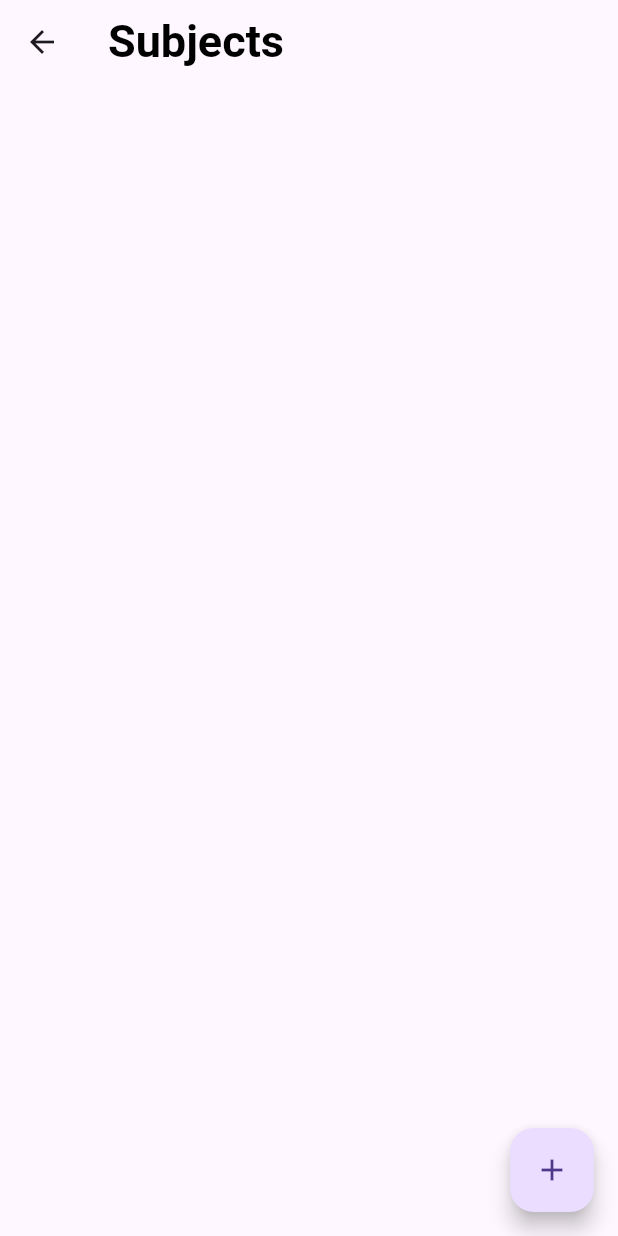
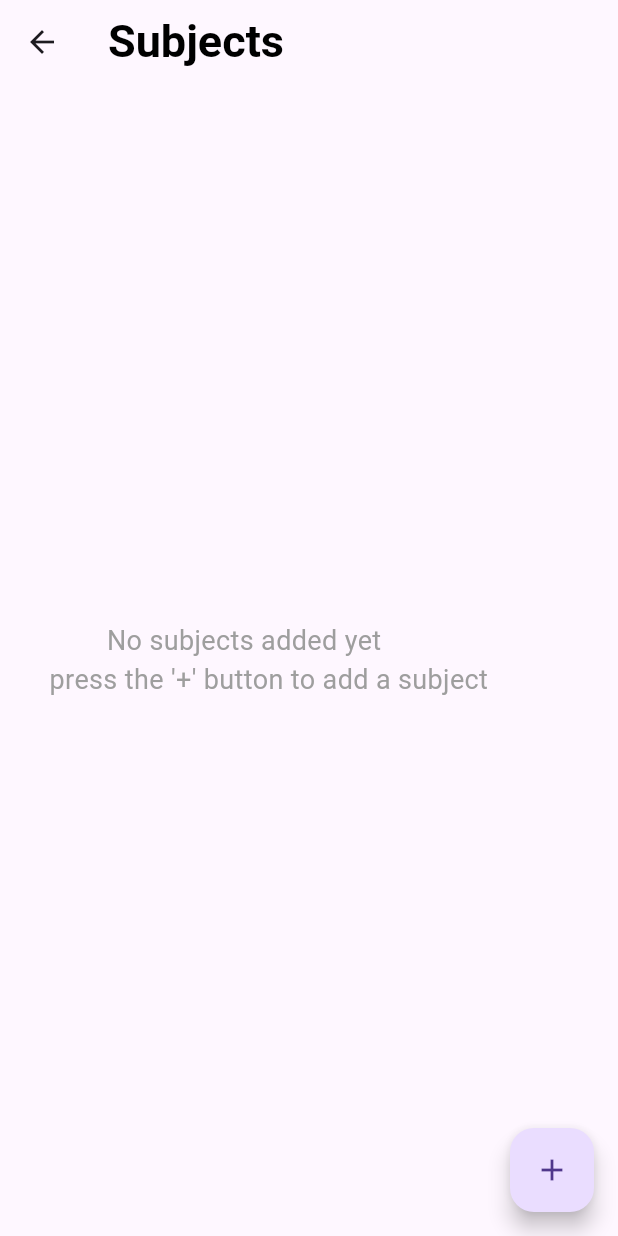
Before and after one commit to BrightBanda/LockIn-Smart-Study, a Flutter app: the SubjectsPage screen opened by its route, on a phone screen of 412 x 824 dp. Run offline on Flutter 3.47's test engine with Material 3 defaults, Android fonts, the phone set to English and light mode, and no system bars; our stand-ins replace flutter_riverpod, flutter_slidable, hive, hive_flutter; accounts and stored records are empty.

Commit message:
feat: enhance subject deletion with confirmation dialog and update subjects display logic

```diff
--- a/lib/src/presentation/view/home_page.dart
+++ b/lib/src/presentation/view/home_page.dart
@@ -56,7 +56,7 @@ class Homepage extends ConsumerWidget {
               leading: Icon(Icons.library_books_outlined),
               title: Text('Subjects'),
               onTap: () {
-                //Navigator.pop(context);
+                Navigator.pop(context);
                 Navigator.pushNamed(context, '/subjects');
               },
             ),
@@ -111,7 +111,7 @@ class Homepage extends ConsumerWidget {
                   if (subject == null) {
                     return const ListTile(
                       title: Text('Subject not found'),
-                      // trailing: IconButton(onPressed:(){} , icon: Icon(Icons.info)),
+                      //trailing: IconButton(onPressed:  , icon: Icon(Icons.info)),
                     );
                   }
                   return Padding(
--- a/lib/src/presentation/view/subjects_page.dart
+++ b/lib/src/presentation/view/subjects_page.dart
@@ -25,13 +25,29 @@ class SubjectsPage extends ConsumerWidget {
       ),
 
       body: SafeArea(
-        child: ListView.builder(
+        child: subjects.isEmpty
+            ? Column(
+                mainAxisAlignment: MainAxisAlignment.center,
+                crossAxisAlignment: CrossAxisAlignment.center,
+                children: [
+                  Text(
+                    "No subjects added yet",
+                    style: TextStyle(fontSize: 18, color: Colors.grey),
+                  ),
+                  Text(
+                    "       press the '+' button to add a subject",
+                    style: TextStyle(fontSize: 18, color: Colors.grey),
+                  ),
+                ],
+              )
+            : ListView.builder(
                 itemCount: subjects.length,
                 itemBuilder: (BuildContext context, int index) {
                   final subject = subjects[index];
                   return SubjectTile(
                     subjectName: subject.name,
-              onPressed: (context) => subjectProv.removeSubject(subject.id),
+                    onPressed: (context) =>
+                        subjectProv.removeSubject(subject.id),
                   );
                 },
               ),
```
Also changed, not shown: lib/src/utils/subject_tile.dart (+31 -1 lines). Lines whose indentation alone changed are shown as unchanged.
